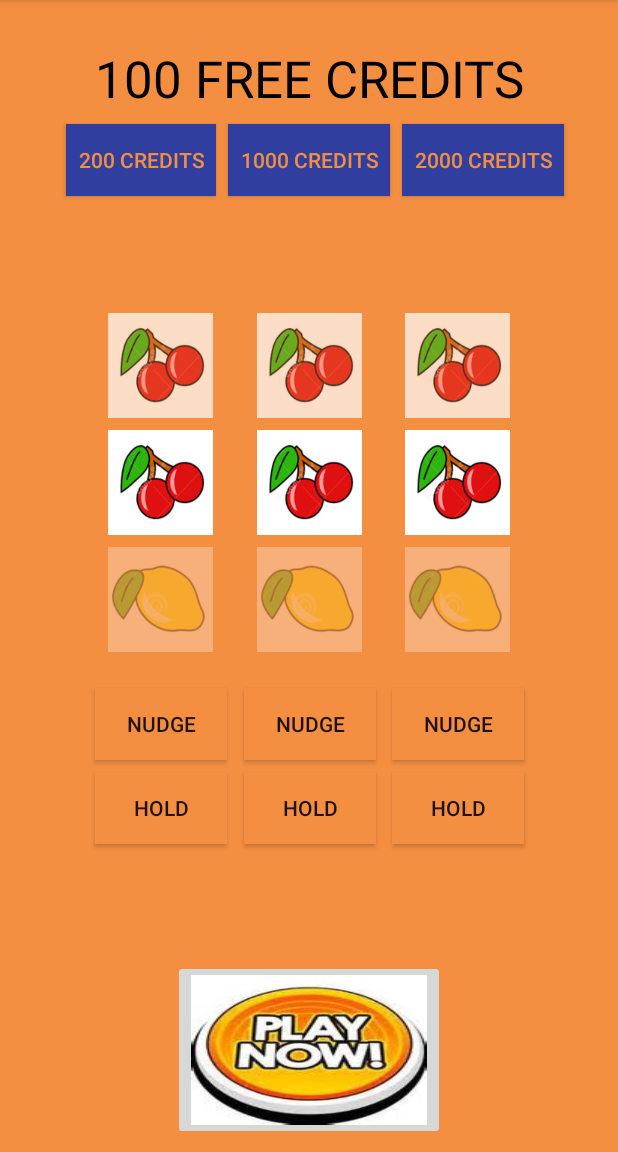
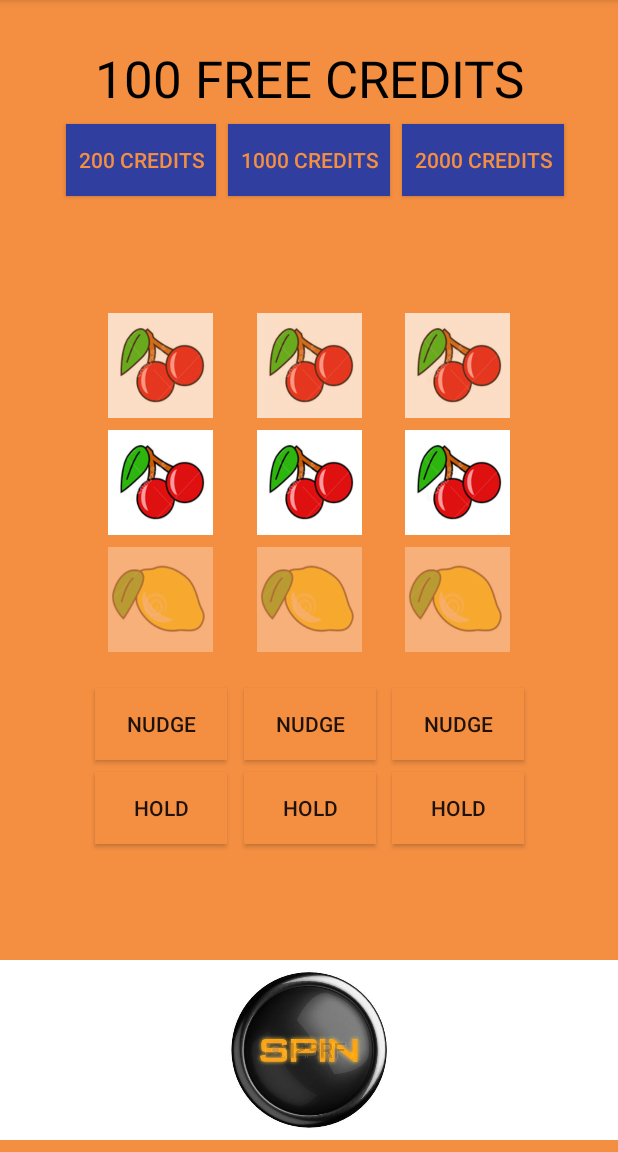
Before and after one commit to docljn/codeclan_wk9_project_fruit_machine, an Android app: the screen it shows after launch (GameScreenActivity), after a tap on an icon or button, on a phone screen of 412 x 824 dp, the part 84-1236 px from its top. Run offline under Robolectric (Android 15) with nearby library versions, the phone set to English and light mode, and no system bars.

Commit message:
Changed play button for spin button

```diff
--- a/app/src/main/res/layout/activity_game_screen.xml
+++ b/app/src/main/res/layout/activity_game_screen.xml
@@ -99,7 +99,7 @@
         layout="@layout/reels_layout"
         android:layout_width="300dp"
         android:layout_height="wrap_content"
-        app:layout_constraintBottom_toTopOf="@id/imageButtonCards"
+        app:layout_constraintBottom_toTopOf="@id/imageButtonPlay"
         app:layout_constraintEnd_toEndOf="parent"
         app:layout_constraintStart_toStartOf="parent"
         android:layout_marginTop="8dp"
@@ -107,19 +107,20 @@
         app:layout_constraintTop_toBottomOf="@id/buttonBuy10" />
 
     <ImageButton
-        android:id="@+id/imageButtonCards"
+        android:id="@+id/imageButtonPlay"
         android:layout_width="wrap_content"
         android:layout_height="120dp"
         android:layout_marginBottom="8dp"
         android:layout_marginEnd="0dp"
         android:layout_marginStart="0dp"
         android:onClick="onPlayButtonClick"
-        android:scaleType="fitXY"
-        android:src="@drawable/play"
+        android:scaleType="centerInside"
+        android:src="@drawable/spin_button"
         app:layout_constraintBottom_toBottomOf="parent"
         app:layout_constraintEnd_toEndOf="parent"
         app:layout_constraintStart_toStartOf="parent"
-        app:srcCompat="@mipmap/ic_launcher_round" />
+        app:srcCompat="@mipmap/ic_launcher_round"
+        android:background="@color/white"/>
 
 
 
--- a/app/src/main/res/values/colors.xml
+++ b/app/src/main/res/values/colors.xml
@@ -7,4 +7,5 @@
     <color name = "colorAction">#303F9F</color>
     <color name = "textColorAction">#f48f42</color>
     <color name = "black">#000000</color>
+    <color name = "white">#FFFFFF</color>
 </resources>
```
Also changed, not shown: app/src/main/res/drawable/spin_button.jpg (added).
